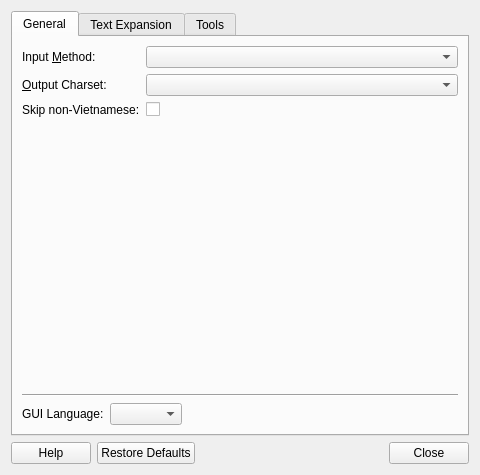
This is gui/controller.ui in BoGoEngine/ibus-bogo as Qt 5 draws it before an edit. The edited form follows.
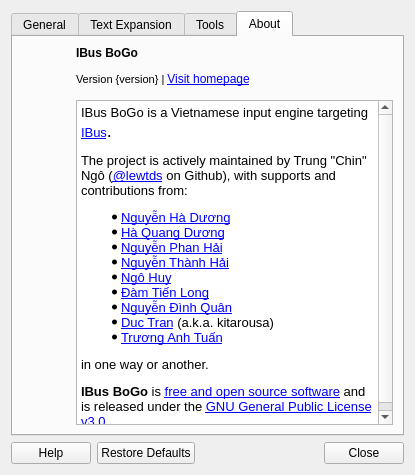
This is the edited form. The open tabs and pages were chosen to show the change.

Commit message: Add an About page. Fix #157.

The edit to the form file:
```diff
--- a/gui/controller.ui
+++ b/gui/controller.ui
@@ -6,8 +6,8 @@
    <rect>
     <x>0</x>
     <y>0</y>
-    <width>480</width>
-    <height>474</height>
+    <width>415</width>
+    <height>471</height>
    </rect>
   </property>
   <property name="windowTitle">
@@ -428,6 +428,97 @@
        </item>
       </layout>
      </widget>
+     <widget class="QWidget" name="tab">
+      <attribute name="title">
+       <string>About</string>
+      </attribute>
+      <layout class="QVBoxLayout" name="verticalLayout_7">
+       <item>
+        <layout class="QGridLayout" name="gridLayout_3">
+         <item row="0" column="2">
+          <widget class="QLabel" name="infoLabel">
+           <property name="text">
+            <string extracomment="{version} is a Python placeholder.">&lt;html&gt;&lt;head/&gt;&lt;body&gt;&lt;p&gt;&lt;span style=&quot; font-weight:600;&quot;&gt;IBus BoGo&lt;/span&gt;&lt;/p&gt;&lt;p&gt;&lt;span style=&quot; font-size:8pt;&quot;&gt;Version {version} | &lt;/span&gt;&lt;a href=&quot;http://bogoengine.github.io/&quot;&gt;&lt;span style=&quot; text-decoration: underline; color:#0000ff;&quot;&gt;Visit homepage&lt;/span&gt;&lt;/a&gt;&lt;/p&gt;&lt;/body&gt;&lt;/html&gt;</string>
+           </property>
+           <property name="alignment">
+            <set>Qt::AlignLeading|Qt::AlignLeft|Qt::AlignTop</set>
+           </property>
+           <property name="wordWrap">
+            <bool>true</bool>
+           </property>
+           <property name="openExternalLinks">
+            <bool>true</bool>
+           </property>
+          </widget>
+         </item>
+         <item row="0" column="1">
+          <widget class="QLabel" name="logoLabel">
+           <property name="sizePolicy">
+            <sizepolicy hsizetype="Fixed" vsizetype="Fixed">
+             <horstretch>0</horstretch>
+             <verstretch>0</verstretch>
+            </sizepolicy>
+           </property>
+           <property name="minimumSize">
+            <size>
+             <width>48</width>
+             <height>48</height>
+            </size>
+           </property>
+           <property name="text">
+            <string/>
+           </property>
+          </widget>
+         </item>
+         <item row="1" column="2">
+          <widget class="QTextBrowser" name="textBrowser">
+           <property name="readOnly">
+            <bool>true</bool>
+           </property>
+           <property name="html">
+            <string>&lt;!DOCTYPE HTML PUBLIC &quot;-//W3C//DTD HTML 4.0//EN&quot; &quot;http://www.w3.org/TR/REC-html40/strict.dtd&quot;&gt;
+&lt;html&gt;&lt;head&gt;&lt;meta name=&quot;qrichtext&quot; content=&quot;1&quot; /&gt;&lt;style type=&quot;text/css&quot;&gt;
+p, li { white-space: pre-wrap; }
+&lt;/style&gt;&lt;/head&gt;&lt;body style=&quot; font-family:'Sans'; font-size:10pt; font-weight:400; font-style:normal;&quot;&gt;
+&lt;p style=&quot; margin-top:0px; margin-bottom:0px; margin-left:0px; margin-right:0px; -qt-block-indent:0; text-indent:0px;&quot;&gt;IBus BoGo is a Vietnamese input engine targeting &lt;a href=&quot;http://code.google.com/p/ibus/&quot;&gt;&lt;span style=&quot; text-decoration: underline; color:#0000ff;&quot;&gt;IBus&lt;/span&gt;&lt;/a&gt;&lt;span style=&quot; font-size:x-large;&quot;&gt;.&lt;/span&gt;    &lt;/p&gt;
+&lt;p style=&quot; margin-top:12px; margin-bottom:12px; margin-left:0px; margin-right:0px; -qt-block-indent:0; text-indent:0px;&quot;&gt;The project is actively maintained by Trung &amp;quot;Chin&amp;quot; Ngô (&lt;a href=&quot;https://github.com/lewtds/&quot;&gt;&lt;span style=&quot; text-decoration: underline; color:#0000ff;&quot;&gt;@lewtds&lt;/span&gt;&lt;/a&gt; on Github), with supports and contributions from:    &lt;/p&gt;
+&lt;ul style=&quot;margin-top: 0px; margin-bottom: 0px; margin-left: 0px; margin-right: 0px; -qt-list-indent: 1;&quot;&gt;&lt;li style=&quot; margin-top:12px; margin-bottom:0px; margin-left:0px; margin-right:0px; -qt-block-indent:0; text-indent:0px;&quot;&gt;&lt;a href=&quot;https://github.com/CMPITG&quot;&gt;&lt;span style=&quot; text-decoration: underline; color:#0000ff;&quot;&gt;Nguyễn Hà Dương&lt;/span&gt;&lt;/a&gt;&lt;/li&gt;
+&lt;li style=&quot; margin-top:0px; margin-bottom:0px; margin-left:0px; margin-right:0px; -qt-block-indent:0; text-indent:0px;&quot;&gt;&lt;a href=&quot;https://github.com/haqduong&quot;&gt;&lt;span style=&quot; text-decoration: underline; color:#0000ff;&quot;&gt;Hà Quang Dương&lt;/span&gt;&lt;/a&gt;&lt;/li&gt;
+&lt;li style=&quot; margin-top:0px; margin-bottom:0px; margin-left:0px; margin-right:0px; -qt-block-indent:0; text-indent:0px;&quot;&gt;&lt;a href=&quot;https://github.com/hainp&quot;&gt;&lt;span style=&quot; text-decoration: underline; color:#0000ff;&quot;&gt;Nguyễn Phan Hải&lt;/span&gt;&lt;/a&gt;&lt;/li&gt;
+&lt;li style=&quot; margin-top:0px; margin-bottom:0px; margin-left:0px; margin-right:0px; -qt-block-indent:0; text-indent:0px;&quot;&gt;&lt;a href=&quot;https://github.com/phaikawl&quot;&gt;&lt;span style=&quot; text-decoration: underline; color:#0000ff;&quot;&gt;Nguyễn Thành Hải&lt;/span&gt;&lt;/a&gt;&lt;/li&gt;
+&lt;li style=&quot; margin-top:0px; margin-bottom:0px; margin-left:0px; margin-right:0px; -qt-block-indent:0; text-indent:0px;&quot;&gt;&lt;a href=&quot;https://github.com/NgoHuy&quot;&gt;&lt;span style=&quot; text-decoration: underline; color:#0000ff;&quot;&gt;Ngô Huy&lt;/span&gt;&lt;/a&gt;&lt;/li&gt;
+&lt;li style=&quot; margin-top:0px; margin-bottom:0px; margin-left:0px; margin-right:0px; -qt-block-indent:0; text-indent:0px;&quot;&gt;&lt;a href=&quot;https://github.com/fuzzysource&quot;&gt;&lt;span style=&quot; text-decoration: underline; color:#0000ff;&quot;&gt;Đàm Tiến Long&lt;/span&gt;&lt;/a&gt;&lt;/li&gt;
+&lt;li style=&quot; margin-top:0px; margin-bottom:0px; margin-left:0px; margin-right:0px; -qt-block-indent:0; text-indent:0px;&quot;&gt;&lt;a href=&quot;https://github.com/Narga&quot;&gt;&lt;span style=&quot; text-decoration: underline; color:#0000ff;&quot;&gt;Nguyễn Đình Quân&lt;/span&gt;&lt;/a&gt;&lt;/li&gt;
+&lt;li style=&quot; margin-top:0px; margin-bottom:0px; margin-left:0px; margin-right:0px; -qt-block-indent:0; text-indent:0px;&quot;&gt;&lt;a href=&quot;https://github.com/sokomo&quot;&gt;&lt;span style=&quot; text-decoration: underline; color:#0000ff;&quot;&gt;Duc Tran&lt;/span&gt;&lt;/a&gt; (a.k.a. kitarousa)      &lt;/li&gt;
+&lt;li style=&quot; margin-top:0px; margin-bottom:12px; margin-left:0px; margin-right:0px; -qt-block-indent:0; text-indent:0px;&quot;&gt;&lt;a href=&quot;https://github.com/tuanta&quot;&gt;&lt;span style=&quot; text-decoration: underline; color:#0000ff;&quot;&gt;Trương Anh Tuấn&lt;/span&gt;&lt;/a&gt;&lt;/li&gt;&lt;/ul&gt;
+&lt;p style=&quot; margin-top:12px; margin-bottom:12px; margin-left:0px; margin-right:0px; -qt-block-indent:0; text-indent:0px;&quot;&gt;in one way or another.&lt;/p&gt;
+&lt;p style=&quot; margin-top:12px; margin-bottom:12px; margin-left:0px; margin-right:0px; -qt-block-indent:0; text-indent:0px;&quot;&gt;&lt;span style=&quot; font-weight:600;&quot;&gt;IBus BoGo&lt;/span&gt; is &lt;a href=&quot;http://en.wikipedia.org/wiki/Free_and_open_source_software&quot;&gt;&lt;span style=&quot; text-decoration: underline; color:#0000ff;&quot;&gt;free and open source software&lt;/span&gt;&lt;/a&gt; and is released under the &lt;a href=&quot;http://www.gnu.org/licenses/gpl-3.0.html&quot;&gt;&lt;span style=&quot; text-decoration: underline; color:#0000ff;&quot;&gt;GNU General Public License v3.0&lt;/span&gt;&lt;/a&gt;.  &lt;/p&gt;&lt;/body&gt;&lt;/html&gt;</string>
+           </property>
+           <property name="textInteractionFlags">
+            <set>Qt::TextBrowserInteraction</set>
+           </property>
+           <property name="openExternalLinks">
+            <bool>true</bool>
+           </property>
+          </widget>
+         </item>
+         <item row="1" column="1">
+          <spacer name="verticalSpacer_4">
+           <property name="orientation">
+            <enum>Qt::Vertical</enum>
+           </property>
+           <property name="sizeHint" stdset="0">
+            <size>
+             <width>20</width>
+             <height>40</height>
+            </size>
+           </property>
+          </spacer>
+         </item>
+        </layout>
+       </item>
+      </layout>
+     </widget>
     </widget>
    </item>
    <item>
```
Left out of the diff: 4 changed lines with no effect on the pictures. The commit also changes 2 other files.
